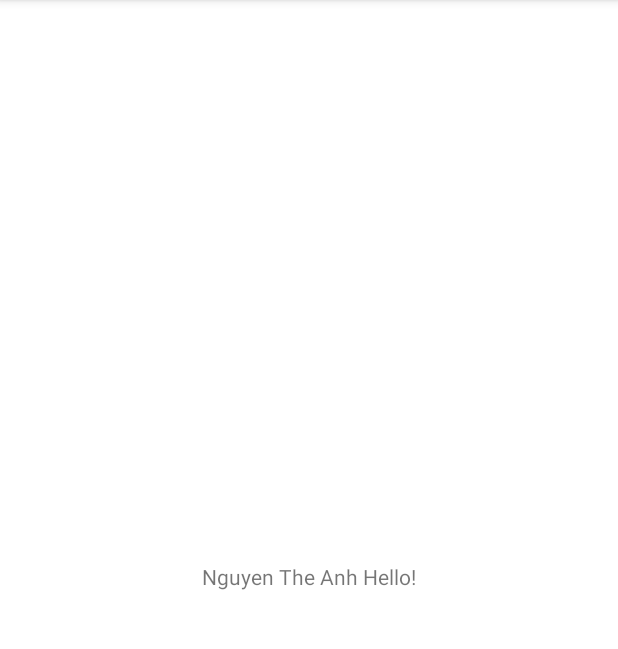
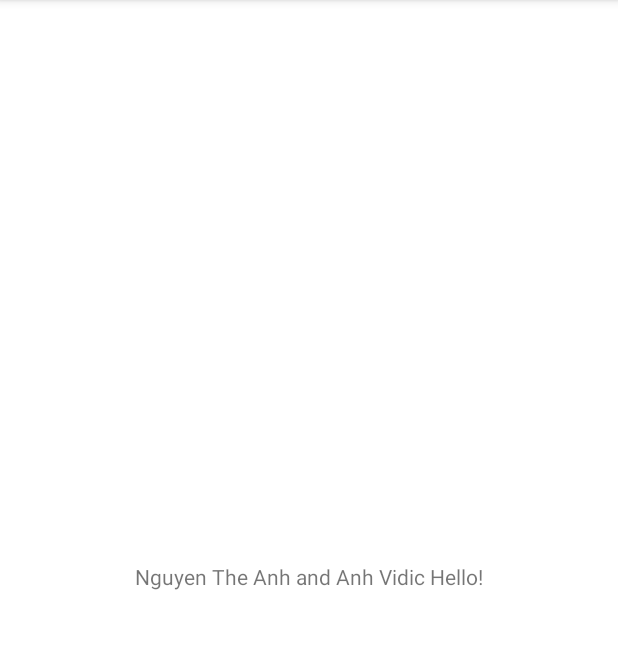
Before and after one commit to khachvip1509/demo_git2, an Android app: the screen it shows after launch (MainActivity), on a phone screen of 412 x 824 dp, the part 84-733 px from its top. Run offline under Robolectric (Android 15) with nearby library versions, the phone set to English and light mode, and no system bars.

Commit message:
Modify text for connnnnnflict

```diff
--- a/app/src/main/res/layout/activity_main.xml
+++ b/app/src/main/res/layout/activity_main.xml
@@ -9,7 +9,7 @@
     <TextView
         android:layout_width="wrap_content"
         android:layout_height="wrap_content"
-        android:text="Nguyen The Anh Hello!"
+        android:text="Nguyen The Anh and Anh Vidic Hello!"
         app:layout_constraintBottom_toBottomOf="parent"
         app:layout_constraintEnd_toEndOf="parent"
         app:layout_constraintStart_toStartOf="parent"
```
